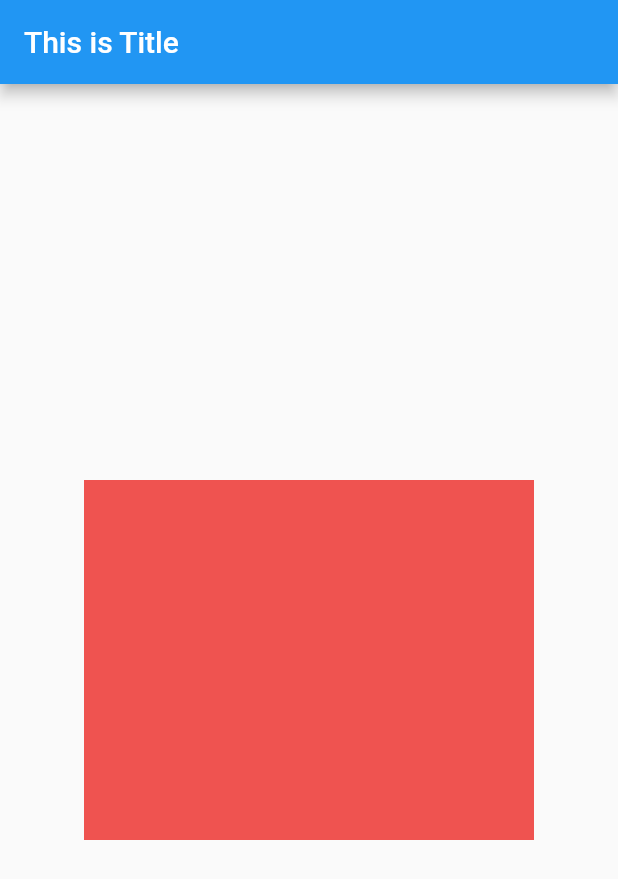
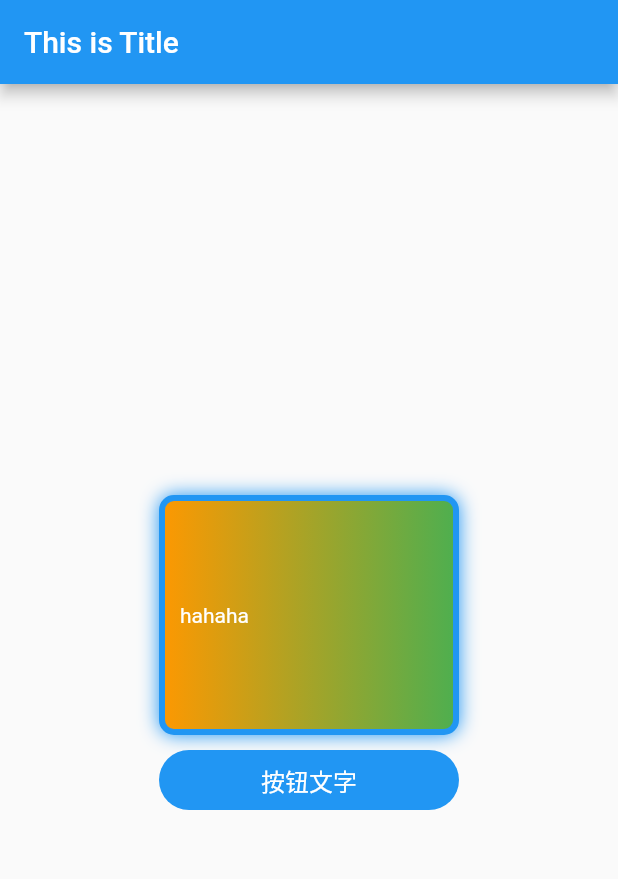
Before and after one commit to zzbo/learning-flutter, a Flutter app: the screen it shows after launch, on a phone screen of 412 x 824 dp. Shown: the top 879 px of the screen. Run offline on Flutter 3.47's test engine with Material 2 defaults, Android fonts, the phone set to English and light mode, and no system bars.

Commit message:
refactor: flutter main02

```diff
--- a/flutter/demo01/lib/main.dart
+++ b/flutter/demo01/lib/main.dart
@@ -5,14 +5,79 @@ void main(List<String> args) {
     MaterialApp(
       home: Scaffold(
         appBar: AppBar(title: const Text('This is Title')),
-        body: Center(
-          child: Container(
-            width: 300,
-            height: 240,
-            color: Colors.red[400],
-          ),
+        body: Column(
+          mainAxisAlignment: MainAxisAlignment.center,
+          crossAxisAlignment: CrossAxisAlignment.center,
+          children: const [
+            MyContainer(),
+            MyButton(),
+          ]
         )
       ),
     )
   );
 }
+
+// 自定义 Container
+class MyContainer extends StatelessWidget {
+  const MyContainer({super.key});
+
+  @override
+  Widget build(BuildContext context) {
+    return Center(
+      child: Container(
+        alignment: Alignment.centerLeft, // 配置 Container 容器内元素的方位
+        padding: const EdgeInsets.all(10), // Container 容器的内边距，类似于 css 的 padding
+        width: 200,
+        height: 160,
+        decoration: BoxDecoration( // BoxDecoration 可以装饰 Container
+          color: Colors.redAccent,
+          border: Border.all( // 边框
+            color: Colors.blue,
+            width: 4
+          ),
+          borderRadius: BorderRadius.circular(10), // 圆角
+          boxShadow: const [BoxShadow( // 阴影效果
+            color: Colors.blue,
+            blurRadius: 10.0
+          )],
+          gradient: const LinearGradient( // 线性渐变
+            colors: [Colors.orange, Colors.green]
+          )
+        ),
+        child: const Text(
+          'hahaha',
+          style: TextStyle(
+            color: Colors.white
+          )
+        )
+      )
+    );
+  }
+}
+
+// 自定义按钮
+class MyButton extends StatelessWidget {
+  const MyButton({super.key});
+
+  @override
+  Widget build(BuildContext context) {
+    return Container(
+      width: 200,
+      height: 40,
+      alignment: Alignment.center,
+      margin: const EdgeInsets.all(10),
+      decoration: BoxDecoration(
+        color: Colors.blue,
+        borderRadius: BorderRadius.circular(20),
+      ),
+      child: const Text(
+        '按钮文字',
+        style: TextStyle(
+          color: Colors.white,
+          fontSize: 16
+        )
+      ),
+    );
+  }
+}
```
Also changed, not shown: 1 other file.
